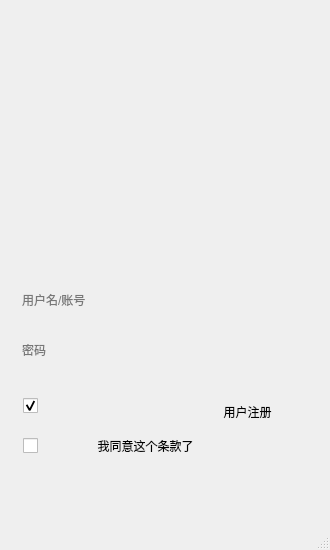
StrokeAce/YouboxClient, file mainwindow.ui: the form before one commit.
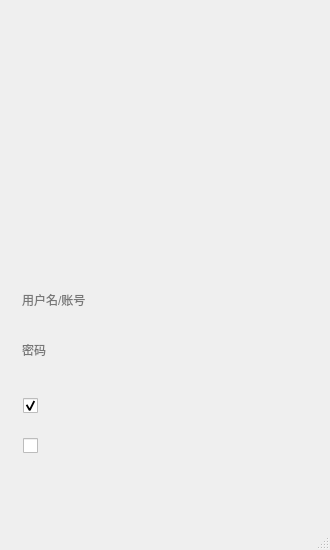
The form after the commit. Icons and pictures are not drawn.

The edit to the form file:
```diff
--- a/mainwindow.ui
+++ b/mainwindow.ui
@@ -107,10 +107,10 @@
    <widget class="QLabel" name="label_Ico">
     <property name="geometry">
      <rect>
-      <x>120</x>
+      <x>132</x>
       <y>110</y>
       <width>67</width>
-      <height>62</height>
+      <height>67</height>
      </rect>
     </property>
     <property name="styleSheet">
@@ -246,12 +246,15 @@
      <rect>
       <x>210</x>
       <y>400</y>
-      <width>75</width>
-      <height>23</height>
+      <width>58</width>
+      <height>15</height>
      </rect>
     </property>
+    <property name="styleSheet">
+     <string notr="true">background-image: url(:/register_forward_hover.png);</string>
+    </property>
     <property name="text">
-     <string>用户注册</string>
+     <string/>
     </property>
     <property name="flat">
      <bool>true</bool>
@@ -282,17 +285,20 @@
    <widget class="QPushButton" name="button_Turn_Agreement">
     <property name="geometry">
      <rect>
-      <x>70</x>
-      <y>430</y>
-      <width>151</width>
-      <height>31</height>
+      <x>95</x>
+      <y>440</y>
+      <width>218</width>
+      <height>14</height>
      </rect>
     </property>
     <property name="focusPolicy">
      <enum>Qt::NoFocus</enum>
     </property>
+    <property name="styleSheet">
+     <string notr="true">background-image: url(:/agreement_forward.png);</string>
+    </property>
     <property name="text">
-     <string>我同意这个条款了</string>
+     <string/>
     </property>
     <property name="flat">
      <bool>true</bool>
```
Left out of the diff: 34 changed lines with no effect on the pictures.
